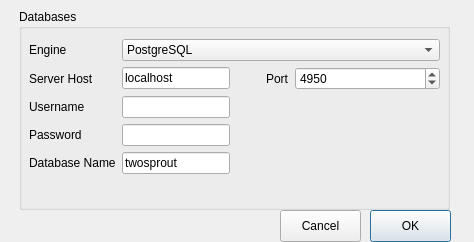
JDrosdeck/2Sprout-Unix, file 2sprout GUI/database.ui: the form before one commit.
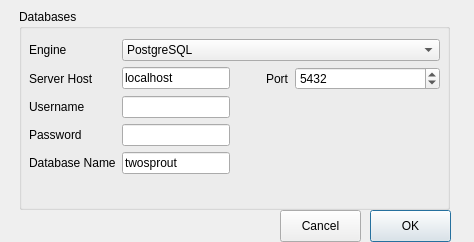
The form after the commit. Icons and pictures are not drawn.

```diff
--- a/2sprout GUI/database.ui
+++ b/2sprout GUI/database.ui
@@ -159,7 +159,7 @@
           <number>49150</number>
          </property>
          <property name="value">
-          <number>4950</number>
+          <number>5432</number>
          </property>
         </widget>
        </item>
```
Left out of the diff: 5 changed lines with no effect on the pictures.
